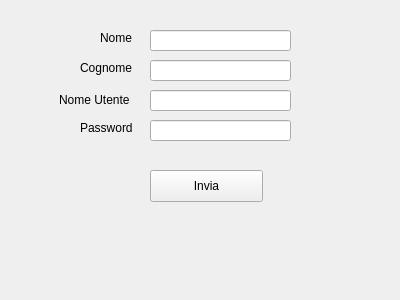
This is Implementazione/Viste/registrazione_utente.ui in nicobello10/progetto-ingegneria-del-software as Qt 5 draws it before an edit. The edited form follows.
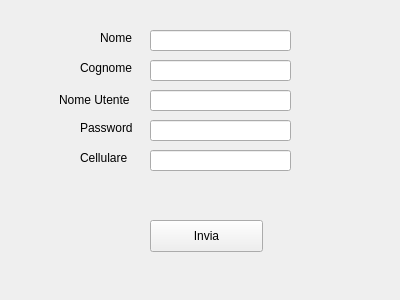
This is the edited form.

Commit message: aggiunte classi utente e relativo gestore

What changed in the file:
```diff
--- a/Implementazione/Viste/registrazione_utente.ui
+++ b/Implementazione/Viste/registrazione_utente.ui
@@ -109,7 +109,7 @@
    <property name="geometry">
     <rect>
      <x>150</x>
-     <y>170</y>
+     <y>220</y>
      <width>113</width>
      <height>32</height>
     </rect>
@@ -121,6 +121,29 @@
     <bool>false</bool>
    </property>
   </widget>
+  <widget class="QLabel" name="label_5">
+   <property name="geometry">
+    <rect>
+     <x>80</x>
+     <y>150</y>
+     <width>60</width>
+     <height>16</height>
+    </rect>
+   </property>
+   <property name="text">
+    <string>Cellulare</string>
+   </property>
+  </widget>
+  <widget class="QLineEdit" name="password_2">
+   <property name="geometry">
+    <rect>
+     <x>150</x>
+     <y>150</y>
+     <width>141</width>
+     <height>21</height>
+    </rect>
+   </property>
+  </widget>
  </widget>
  <resources/>
  <connections/>
```
Left out of the diff: 4 changed lines with no effect on the pictures. The commit also changes 6 other files.
